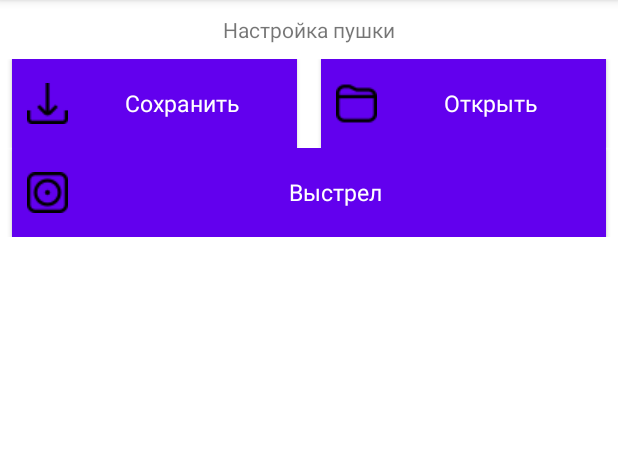
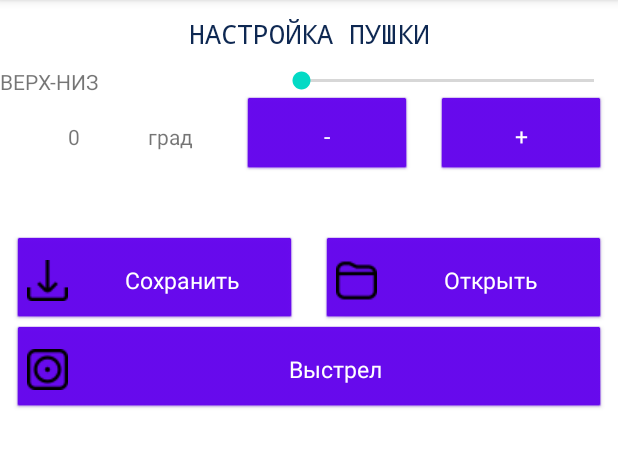
Before and after one commit to ilshirshov/Droidd, an Android app: the screen it shows after launch (MainActivity), on a phone screen of 412 x 824 dp, the part 84-551 px from its top. Run offline under Robolectric (Android 15) with nearby library versions, the phone set to English and light mode, and no system bars; Roboto replaces fonts that are not available here.

Commit message:
Новый дизайн настроек

```diff
--- a/app/src/main/res/layout/activity_main.xml
+++ b/app/src/main/res/layout/activity_main.xml
@@ -6,10 +6,13 @@
         android:layout_height="match_parent"
         tools:context=".MainActivity"
 >
+    <ScrollView
+            android:layout_width="match_parent"
+            android:layout_height="match_parent">
         <LinearLayout
                 android:orientation="vertical"
                 android:layout_width="match_parent"
-            android:layout_height="match_parent"
+                android:layout_height="wrap_content"
         >
             <TextView
                     android:text="@string/page_name"
@@ -18,12 +21,72 @@
                     android:layout_marginTop="10dp"
                     android:layout_marginBottom="10dp"
                     android:gravity="center_horizontal"
+                    style="@style/HeaderText"
+            />
             />
 
             <LinearLayout
+                    android:orientation="vertical"
+                    android:layout_width="match_parent"
+                    android:layout_height="match_parent">
+                <LinearLayout
                         android:orientation="horizontal"
                         android:layout_width="match_parent"
-                android:layout_height="wrap_content">
+                        android:layout_height="match_parent">
+                    <TextView
+                            android:text="@string/vert_angel"
+                            android:layout_width="wrap_content"
+                            android:layout_height="wrap_content"
+                            android:id="@+id/textView2"
+                            android:layout_weight="2"
+                    />
+                    <SeekBar
+                            android:layout_width="wrap_content"
+                            android:layout_height="wrap_content"
+                            android:id="@+id/seekBar"
+                            android:layout_weight="3"
+                    />
+                </LinearLayout>
+                <LinearLayout
+                        android:orientation="horizontal"
+                        android:layout_width="match_parent"
+                        android:layout_height="match_parent" android:layout_weight="1">
+                    <TextView
+                            android:text="0"
+                            android:layout_width="wrap_content"
+                            android:layout_height="wrap_content" android:id="@+id/textView3"
+                            android:gravity="center"
+                            android:layout_weight="3"
+                            android:layout_marginRight="8dp"
+                            android:layout_marginLeft="8dp"
+
+                    />
+                    <TextView
+                            android:text="град"
+                            android:layout_width="wrap_content"
+                            android:layout_height="wrap_content"
+                            android:id="@+id/textView4" android:layout_weight="1"/>
+                    <Button
+                            android:text="-"
+                            android:layout_width="wrap_content"
+                            android:layout_height="wrap_content"
+                            android:id="@+id/button5" android:layout_weight="1"
+                            style="@style/ButtonStyle2"
+                    />
+                    <Button
+                            android:text="+"
+                            android:layout_width="wrap_content"
+                            android:layout_height="wrap_content"
+                            android:id="@+id/button4" android:layout_weight="1"
+                            style="@style/ButtonStyle2"
+                    />
+                </LinearLayout>
+            </LinearLayout>
+            <LinearLayout
+                    android:orientation="horizontal"
+                    android:layout_width="match_parent"
+                    android:layout_height="wrap_content"
+                    android:layout_marginTop="40dp">
                 <Button
                         android:text="@string/saveButton"
                         android:layout_width="match_parent"
@@ -60,4 +123,5 @@
                 />
             </LinearLayout>
         </LinearLayout>
+    </ScrollView>
 </androidx.constraintlayout.widget.ConstraintLayout>
--- a/app/src/main/res/mipmap-anydpi-v26/ic_launcher.xml
+++ b/app/src/main/res/mipmap-anydpi-v26/ic_launcher.xml
@@ -1,5 +1,4 @@
 <?xml version="1.0" encoding="utf-8"?>
-<adaptive-icon xmlns:android="http://schemas.android.com/apk/res/android">
-    <background android:drawable="@drawable/ic_launcher_background"/>
-    <foreground android:drawable="@drawable/ic_launcher_foreground"/>
+<adaptive-icon >
+
 </adaptive-icon>
--- a/app/src/main/res/mipmap-anydpi-v26/ic_launcher_round.xml
+++ b/app/src/main/res/mipmap-anydpi-v26/ic_launcher_round.xml
@@ -1,5 +1,4 @@
 <?xml version="1.0" encoding="utf-8"?>
-<adaptive-icon xmlns:android="http://schemas.android.com/apk/res/android">
-    <background android:drawable="@drawable/ic_launcher_background"/>
-    <foreground android:drawable="@drawable/ic_launcher_foreground"/>
+<adaptive-icon >
+
 </adaptive-icon>
--- a/app/src/main/res/values-night/themes.xml
+++ /dev/null
@@ -1,16 +0,0 @@
-<resources xmlns:tools="http://schemas.android.com/tools">
-    <!-- Base application theme. -->
-    <style name="Theme.Droidd" parent="Theme.MaterialComponents.DayNight.DarkActionBar">
-        <!-- Primary brand color. -->
-        <item name="colorPrimary">@color/purple_200</item>
-        <item name="colorPrimaryVariant">@color/purple_700</item>
-        <item name="colorOnPrimary">@color/black</item>
-        <!-- Secondary brand color. -->
-        <item name="colorSecondary">@color/teal_200</item>
-        <item name="colorSecondaryVariant">@color/teal_200</item>
-        <item name="colorOnSecondary">@color/black</item>
-        <!-- Status bar color. -->
-        <item name="android:statusBarColor" tools:targetApi="l">?attr/colorPrimaryVariant</item>
-        <!-- Customize your theme here. -->
-    </style>
-</resources>
--- a/app/src/main/res/values/style.xml
+++ b/app/src/main/res/values/style.xml
@@ -7,7 +7,21 @@
         <item name="android:padding">10dp</item>
         <item name="android:layout_marginLeft">8dp</item>
         <item name="android:layout_marginRight">8dp</item>
-        <item name="android:background">@color/orange</item>
         <item name="android:gravity">center</item>
     </style>
+    <style name="ButtonStyle2" parent="@android:style/Widget.Button">
+        <item name="android:layout_width">30dp</item>
+        <item name="android:textColor">@color/white</item>
+        <item name="android:textSize">15sp</item>
+        <item name="android:padding">10dp</item>
+        <item name="android:layout_marginLeft">8dp</item>
+        <item name="android:layout_marginRight">8dp</item>
+        <item name="android:gravity">center</item>
+    </style>
+    <style name="HeaderText" parent="@android:style/Widget.TextView">
+        <item name="android:textSize">18sp</item>
+        <item name="android:textColor">@color/blue</item>
+        <item name="android:typeface">monospace</item>
+        <item name="android:textAllCaps">true</item>
+    </style>
 </resources>
```
Also changed, not shown: app/src/main/res/drawable-v24/ic_launcher_foreground.xml (deleted, +0 -31 lines), app/src/main/res/drawable/ic_launcher_background.xml (deleted, +0 -74 lines). Lines whose indentation alone changed are shown as unchanged.
